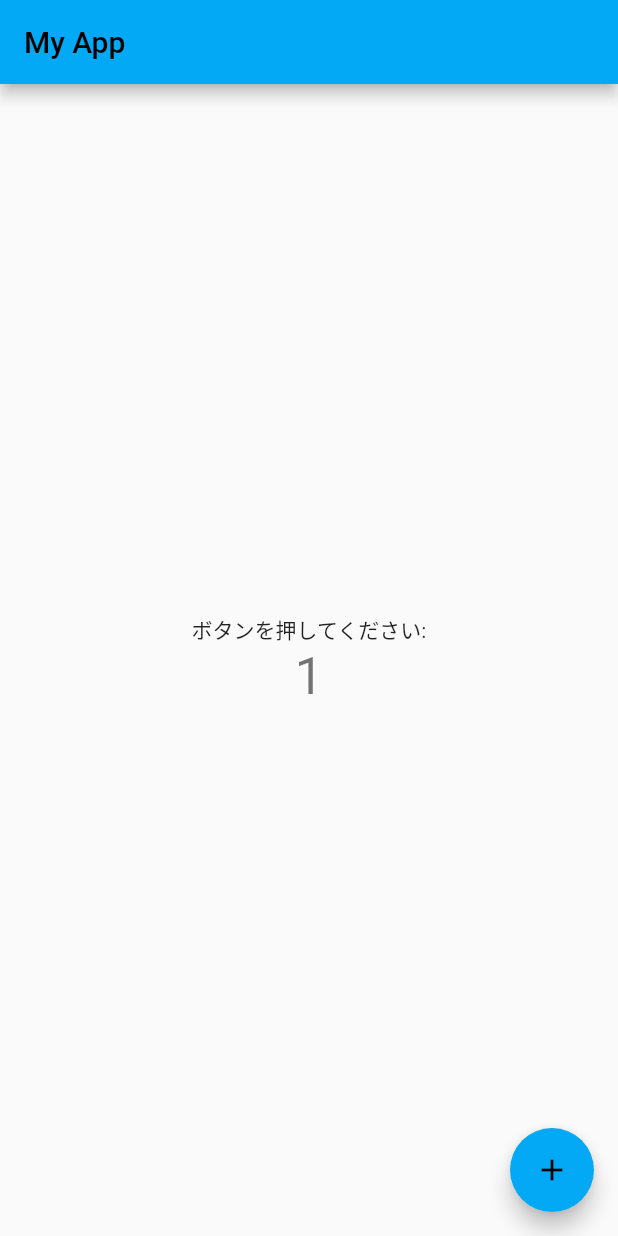
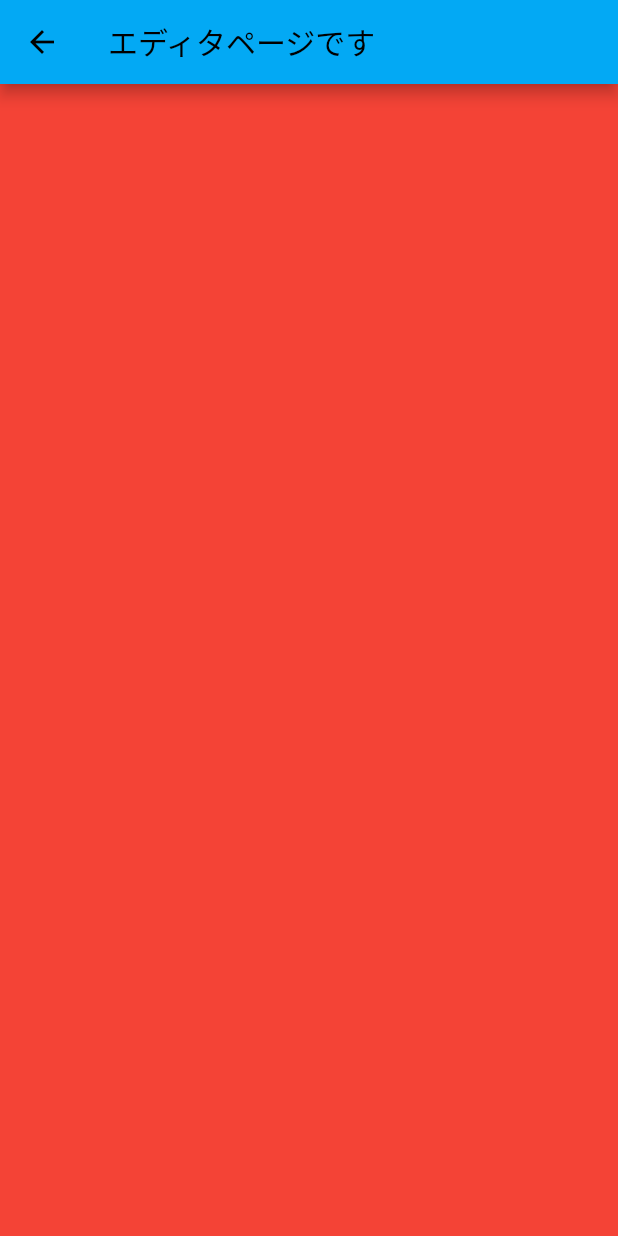
Before and after one commit to kutsu-4ta/flick_editor, a Flutter app: the screen it shows after launch, after a tap on the "add" icon, on a phone screen of 412 x 824 dp. Run offline on Flutter 3.47's test engine with Material 2 defaults, Android fonts, the phone set to English and light mode, and no system bars.

Commit message:
chore:EditPage作成、遷移確認済み

```diff
--- /dev/null
+++ b/StudioProjects/flick_editter/lib/edit_page.dart
@@ -0,0 +1,15 @@
+import 'package:flutter/material.dart';
+
+class EditPage extends StatelessWidget {
+  @override
+  Widget build(BuildContext context) {
+    return Scaffold(
+      appBar: AppBar(
+        title: Text('エディタページです'),
+      ),
+      body: Container(
+        color: Colors.red,
+      ),
+    );
+  }
+}
--- a/StudioProjects/flick_editter/lib/main.dart
+++ b/StudioProjects/flick_editter/lib/main.dart
@@ -1,4 +1,5 @@
 import 'package:flutter/material.dart';
+import 'edit_page.dart';
 
 void main() {
   runApp(const MyApp());
@@ -52,14 +53,18 @@ class _MyHomePageState extends State<MyHomePage> {
   /// @param    void
   /// @return   void
   void _incrementCounter() {
-    setState(() {
-      // This call to setState tells the Flutter framework that something has
-      // changed in this State, which causes it to rerun the build method below
-      // so that the display can reflect the updated values. If we changed
-      // _counter without calling setState(), then the build method would not be
-      // called again, and so nothing would appear to happen.
-      _counter++;
-    });
+    // setState(() {
+    //   // This call to setState tells the Flutter framework that something has
+    //   // changed in this State, which causes it to rerun the build method below
+    //   // so that the display can reflect the updated values. If we changed
+    //   // _counter without calling setState(), then the build method would not be
+    //   // called again, and so nothing would appear to happen.
+    //   _counter++;
+
+    Navigator.push(
+      context,
+      MaterialPageRoute(builder: (context) => EditPage()),
+    );
   }
 
   @override
```
